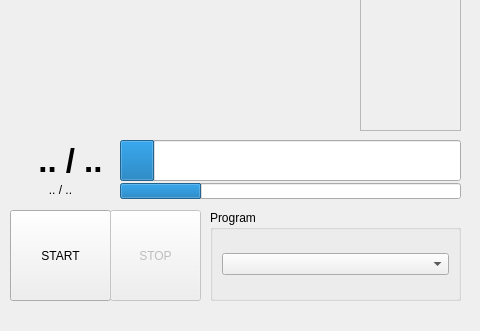
This is gui.ui in Jivelien/NAFAA as Qt 5 draws it before an edit; both pictures show x 0 to 480 and y 330 to 661 of the 480 by 661 pixel window. The edited form follows.
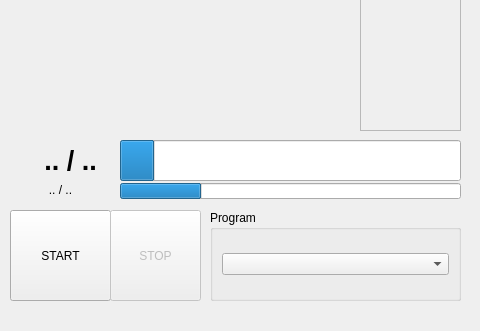
This is the edited form.

What changed in the file:
```diff
--- a/gui.ui
+++ b/gui.ui
@@ -157,7 +157,7 @@
     <property name="font">
      <font>
       <family>Ubuntu</family>
-      <pointsize>25</pointsize>
+      <pointsize>20</pointsize>
       <weight>75</weight>
       <bold>true</bold>
       <kerning>true</kerning>
```
